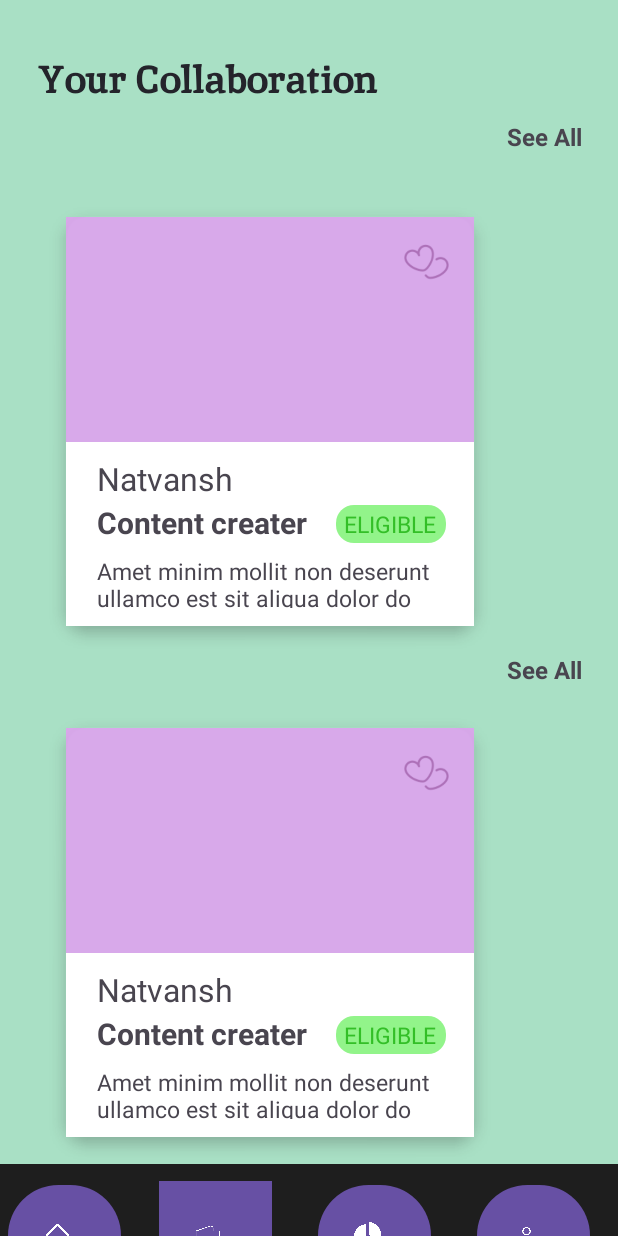
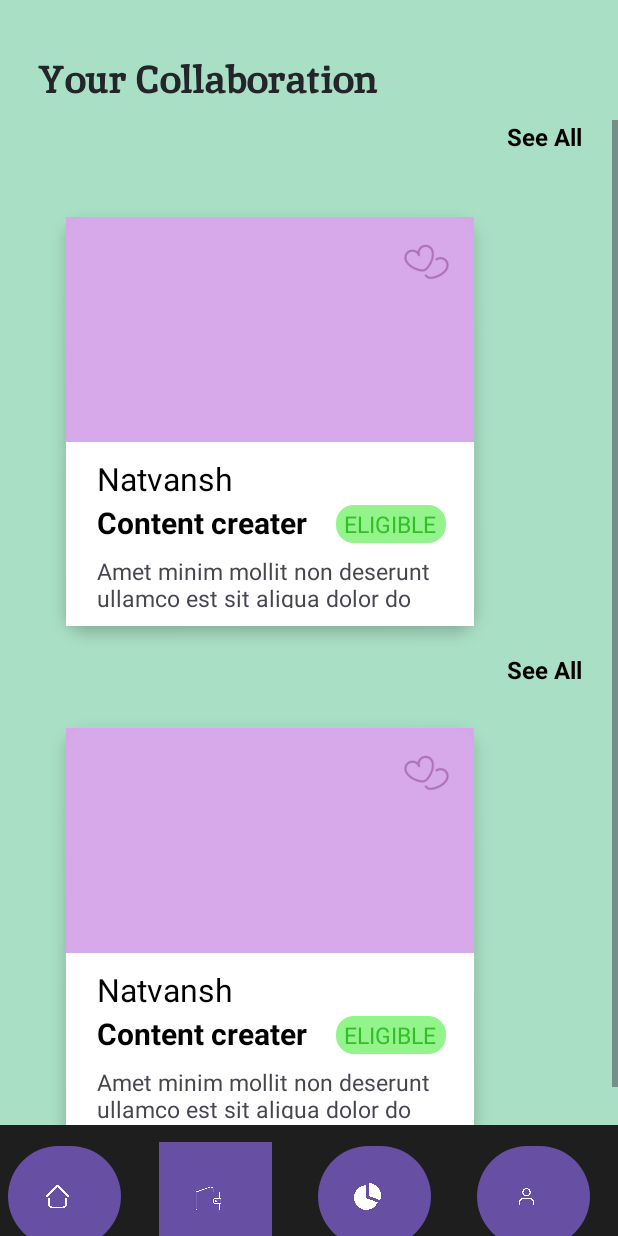
Before and after one commit to kush-raj-nit061/Social-Lite, an Android app: the CollaborationActivity screen opened directly, with no data from a screen before it, on a phone screen of 412 x 824 dp. Run offline under Robolectric (Android 15) with nearby library versions, the phone set to English and light mode, and no system bars; Roboto replaces fonts that are not available here.

Commit message:
Completed Collaboration Tab

```diff
--- a/app/src/main/res/layout/activity_collaboration.xml
+++ b/app/src/main/res/layout/activity_collaboration.xml
@@ -32,13 +32,13 @@
 
     <ScrollView
         android:layout_width="412dp"
-        android:layout_height="wrap_content"
+        android:layout_height="670dp"
         android:orientation="vertical">
 
 
         <LinearLayout
-            android:layout_width="412dp"
-            android:layout_height="650dp"
+            android:layout_width="match_parent"
+            android:layout_height="match_parent"
             android:orientation="vertical">
 
             <TextView
@@ -46,6 +46,7 @@
                 android:layout_height="25dp"
                 android:layout_marginStart="338dp"
                 android:text="See All"
+                android:textColor="@color/black"
                 android:textSize="16sp"
                 android:textStyle="bold" />
 
@@ -102,6 +103,7 @@
                         android:paddingStart="5dp"
                         android:text="Natvansh"
                         android:textSize="21dp"
+                        android:textColor="@color/black"
                         tools:ignore="RtlSymmetry" />
 
                     <TextView
@@ -112,6 +114,7 @@
                         android:text="Content creater"
                         android:textSize="20dp"
                         android:textStyle="bold"
+                        android:textColor="@color/black"
                         android:layout_below="@id/txtCollName1"
                         android:layout_marginStart="15dp" />
 
@@ -150,6 +153,7 @@
                 android:layout_height="25dp"
                 android:layout_marginStart="338dp"
                 android:text="See All"
+                android:textColor="@color/black"
                 android:textSize="16sp"
                 android:textStyle="bold" />
 
@@ -204,6 +208,7 @@
                         android:layout_marginTop="10dp"
                         android:paddingStart="5dp"
                         android:text="Natvansh"
+                        android:textColor="@color/black"
                         android:textSize="21dp"
                         tools:ignore="RtlSymmetry" />
 
@@ -215,6 +220,7 @@
                         android:text="Content creater"
                         android:textSize="20dp"
                         android:textStyle="bold"
+                        android:textColor="@color/black"
                         android:layout_below="@id/txtCollName2"
                         android:layout_marginStart="15dp" />
 
```
